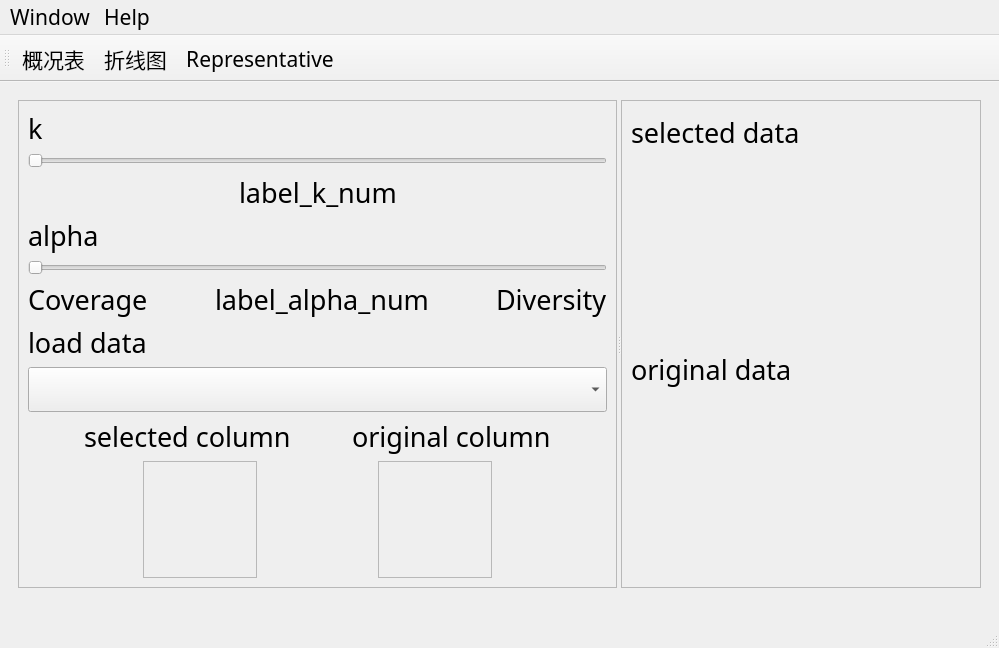
jds666/VARTS, file mainwindow.ui: the form before one commit.
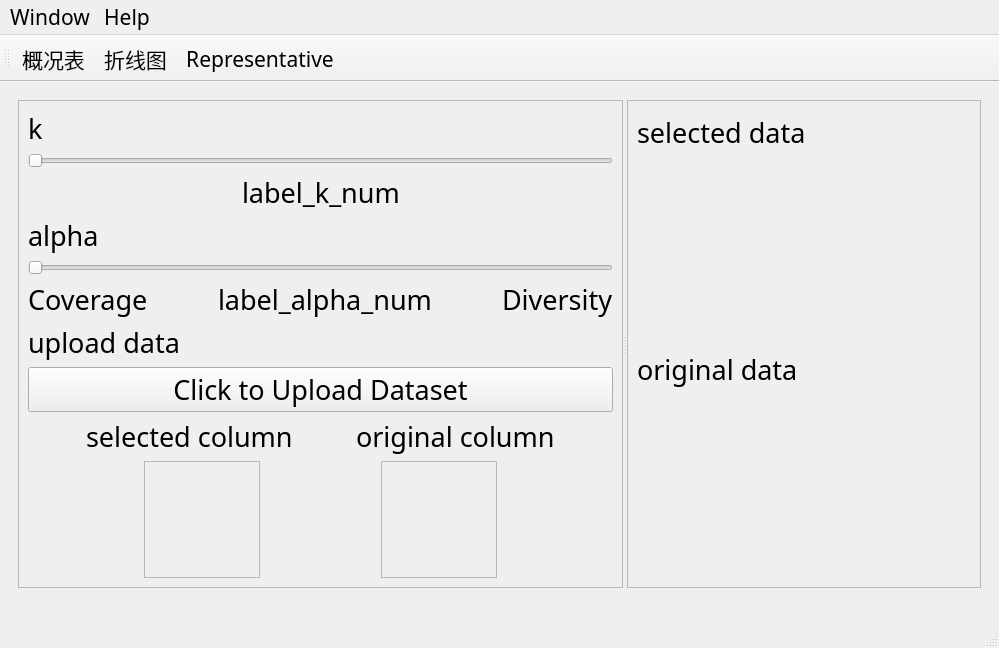
The form after the commit. The open tabs and pages were chosen to show the change. Icons and pictures are not drawn. Custom widgets are drawn as their Qt base class.

Commit message: change the method of upload dataset

```diff
--- a/mainwindow.ui
+++ b/mainwindow.ui
@@ -436,17 +436,14 @@
                </sizepolicy>
               </property>
               <property name="text">
-               <string>load data</string>
+               <string>upload data</string>
               </property>
              </widget>
             </item>
             <item>
-             <widget class="QComboBox" name="comboBox_datasets">
-              <property name="sizePolicy">
-               <sizepolicy hsizetype="Expanding" vsizetype="Fixed">
-                <horstretch>0</horstretch>
-                <verstretch>0</verstretch>
-               </sizepolicy>
+             <widget class="QPushButton" name="uploadButton">
+              <property name="text">
+               <string>Click to Upload Dataset</string>
               </property>
              </widget>
             </item>
@@ -533,7 +530,7 @@
                    <x>0</x>
                    <y>0</y>
                    <width>140</width>
-                   <height>260</height>
+                   <height>261</height>
                   </rect>
                  </property>
                 </widget>
@@ -563,7 +560,7 @@
                    <x>0</x>
                    <y>0</y>
                    <width>140</width>
-                   <height>260</height>
+                   <height>261</height>
                   </rect>
                  </property>
                 </widget>
```
Left out of the diff: 10 changed lines with no effect on the pictures. The commit also changes 5 other files.
